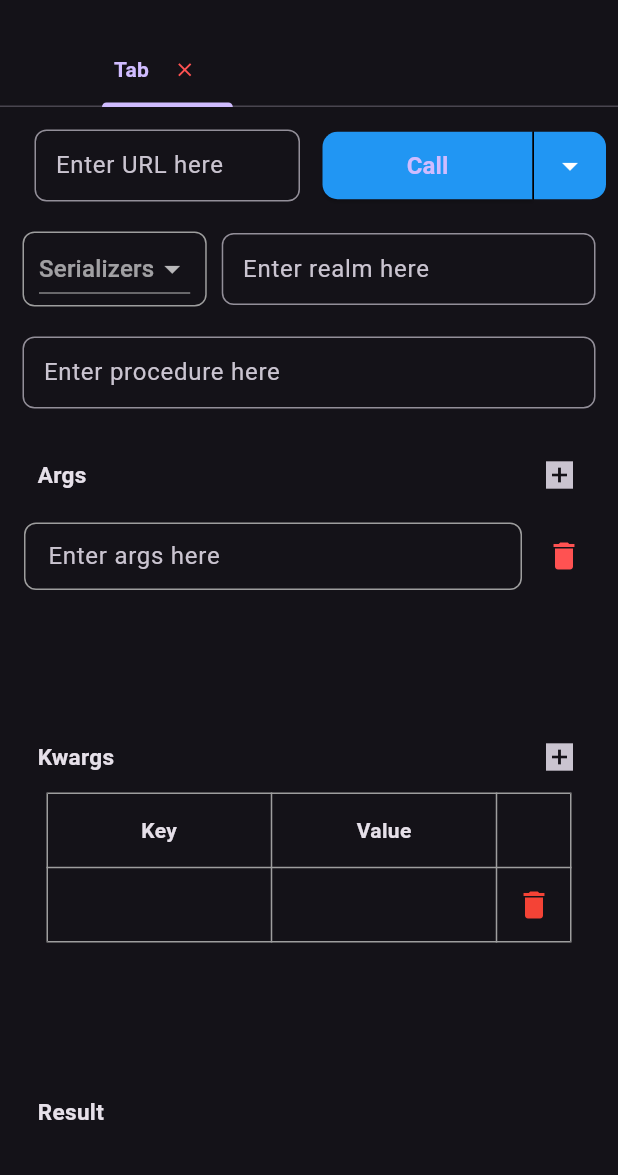
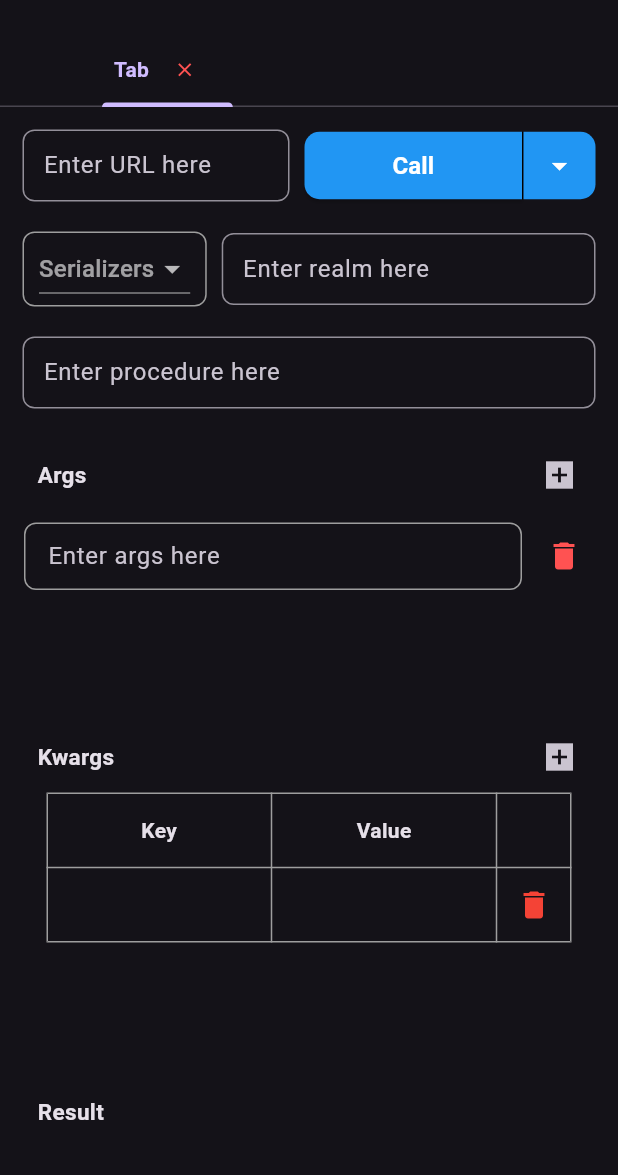
Before and after one commit to xconnio/xconn-ui, a Flutter app: the screen it shows after launch, on a phone screen of 412 x 824 dp, the part 61-1236 px from its top. Run offline on Flutter 3.47's test engine with Material 3 defaults, Android fonts, the phone set to English and light mode, and no system bars; missing offline and left inert: xconn; project files that could hold a hidden picture were left out.

Commit message:
set format & remove deprecated code

```diff
--- a/lib/screens/mobile/mobile_home.dart
+++ b/lib/screens/mobile/mobile_home.dart
@@ -366,12 +366,12 @@ class _MobileHomeScaffoldState extends State<MobileHomeScaffold> with TickerProv
 
   Widget _buildTabActionDropdown(int index) {
     return Padding(
-      padding: const EdgeInsets.only(left: 8, right: 8, top: 5),
+      padding: const EdgeInsets.only(left: 15, right: 15, top: 5),
       child: Row(
         children: [
           Expanded(
             child: Padding(
-              padding: const EdgeInsets.only(left: 15, right: 15),
+              padding: const EdgeInsets.only(right: 10),
               child: TextFormField(
                 controller: _tabData[index].linkController,
                 decoration: const InputDecoration(
@@ -606,7 +606,7 @@ class _MobileHomeScaffoldState extends State<MobileHomeScaffold> with TickerProv
     Widget buildButton(String label, Future<void> Function() action) {
       return SizedBox(
         height: 45,
-        width: 140,
+        width: 145,
         child: ElevatedButton(
           onPressed: () async {
             try {
@@ -621,8 +621,8 @@ class _MobileHomeScaffoldState extends State<MobileHomeScaffold> with TickerProv
             }
           },
           style: const ButtonStyle(
-            backgroundColor: MaterialStatePropertyAll(Colors.blue),
-            shape: MaterialStatePropertyAll(
+            backgroundColor: WidgetStatePropertyAll(Colors.blue),
+            shape: WidgetStatePropertyAll(
               RoundedRectangleBorder(
                 borderRadius: BorderRadius.only(
                   topLeft: Radius.circular(10),
@@ -632,8 +632,9 @@ class _MobileHomeScaffoldState extends State<MobileHomeScaffold> with TickerProv
             ),
           ),
           child: Text(
-            label,
+            _tabData[index].sendButtonText,
             style: const TextStyle(
+              color: Colors.white,
               fontSize: 16,
               fontWeight: FontWeight.w600,
             ),
@@ -722,7 +723,7 @@ class _MobileHomeScaffoldState extends State<MobileHomeScaffold> with TickerProv
       case "Register":
         return buildButton(sendButton, () async {
           try {
-            await _registerAndStoreResult(index);
+             await _registerAndStoreResult(index);
             scaffoldMessenger.showSnackBar(
               const SnackBar(
                 content: Text("Registration Successful"),
@@ -765,7 +766,7 @@ class _MobileHomeScaffoldState extends State<MobileHomeScaffold> with TickerProv
   Future<void> _unRegister(int index, Session? session, var reg) async {
     await session?.unregister(reg);
     setState(() {
-      _tabData[index].sendButtonText = "send";
+      _tabData[index].sendButtonText = "Register";
       _tabData[index].selectedSerializer = "";
       _tabData[index].selectedValue = "";
       _tabData[index].topicProcedureController.clear();
@@ -776,7 +777,7 @@ class _MobileHomeScaffoldState extends State<MobileHomeScaffold> with TickerProv
   Future<void> _unSubscribe(int index, Session? session, var sub) async {
     await session?.unsubscribe(sub);
     setState(() {
-      _tabData[index].sendButtonText = "send";
+      _tabData[index].sendButtonText = "Subscribe";
       _tabData[index].selectedSerializer = "";
       _tabData[index].selectedValue = "";
     });
```
